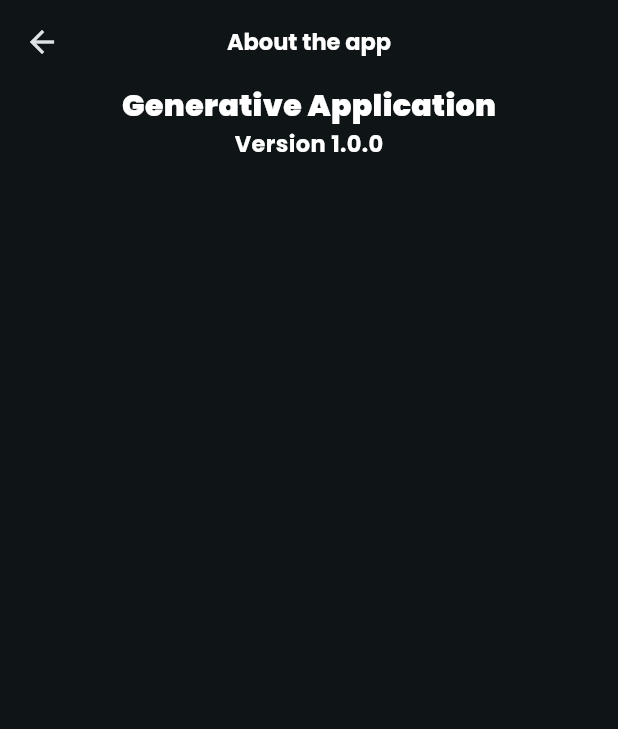
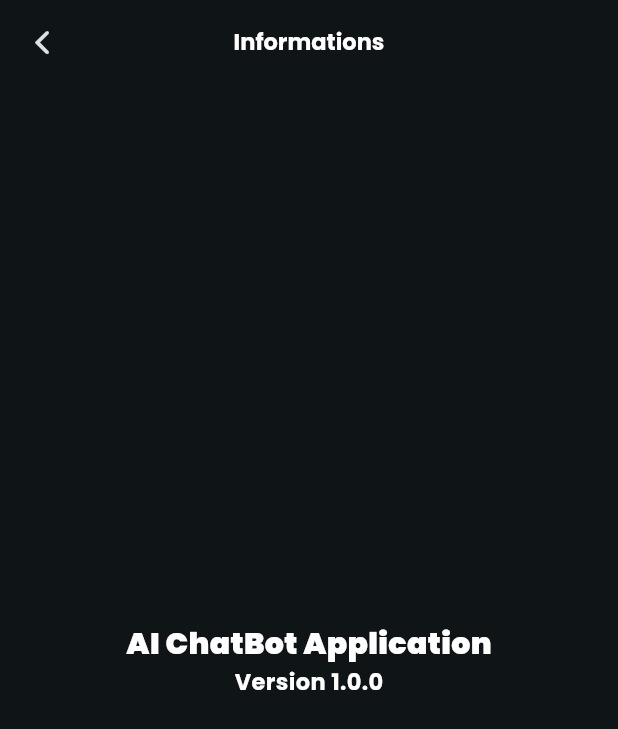
Before and after one commit to josoavj/ai.assistant, a Flutter app: the screen it shows after launch, in the side drawer, after a tap on "A propos", on a phone screen of 412 x 824 dp. Shown: the top 729 px of the screen. Run offline on Flutter 3.47's test engine with Material 3 defaults, Android fonts, the light colour scheme and no system bars; our stand-ins replace flutter_markdown, google_fonts, google_generative_ai.

Commit message:
style: UI improvement

```diff
--- a/lib/pages/about.dart
+++ b/lib/pages/about.dart
@@ -1,3 +1,4 @@
+import 'package:flutter/cupertino.dart';
 import 'package:flutter/material.dart';
 import 'package:google_fonts/google_fonts.dart';
 
@@ -14,7 +15,10 @@ class _AboutState extends State<About> {
     return Scaffold(
       //floatingActionButton: ,
       appBar: AppBar(
-        title: Text("About the app",
+        leading: IconButton(
+          icon: const Icon(CupertinoIcons.back),
+          onPressed: () => Navigator.pop(context),),
+        title: Text("Informations",
         style: GoogleFonts.poppins(
           fontSize: 15,
           color: Colors.white,
@@ -24,9 +28,10 @@ class _AboutState extends State<About> {
       ),
       body: Center(
         child: Column(
+          mainAxisAlignment: MainAxisAlignment.center,
           children: [
             Text(
-              "Generative Application",
+              "AI ChatBot Application",
               style: GoogleFonts.poppins(
                 fontSize: 20,
                 color: Colors.white,
```
